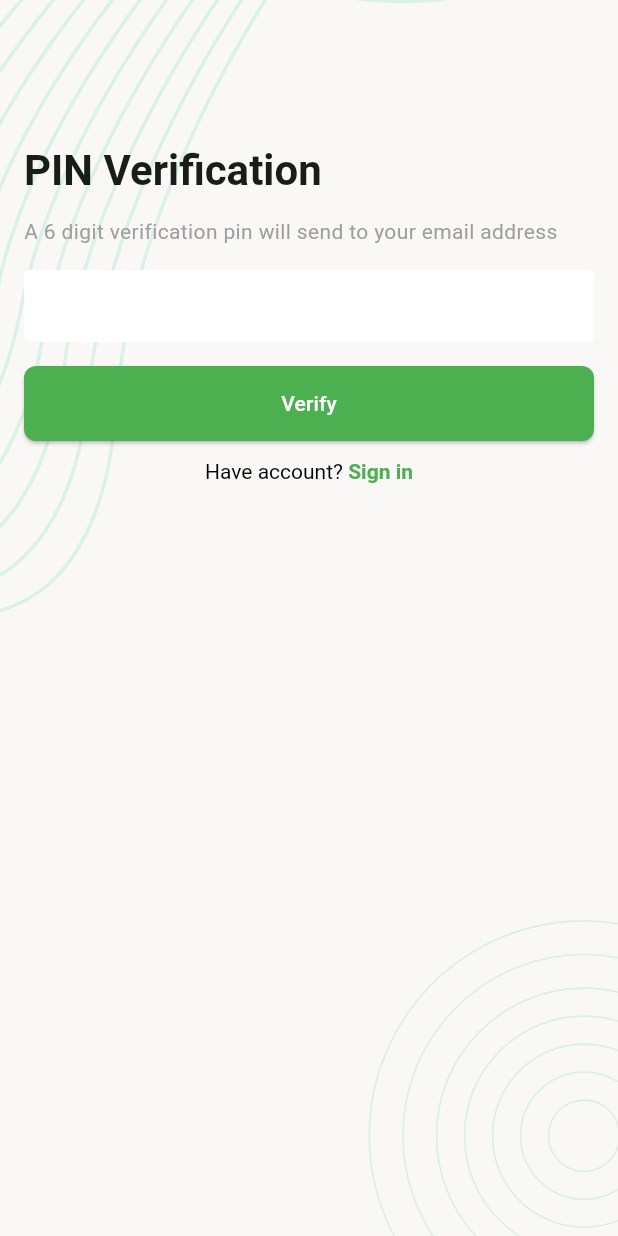
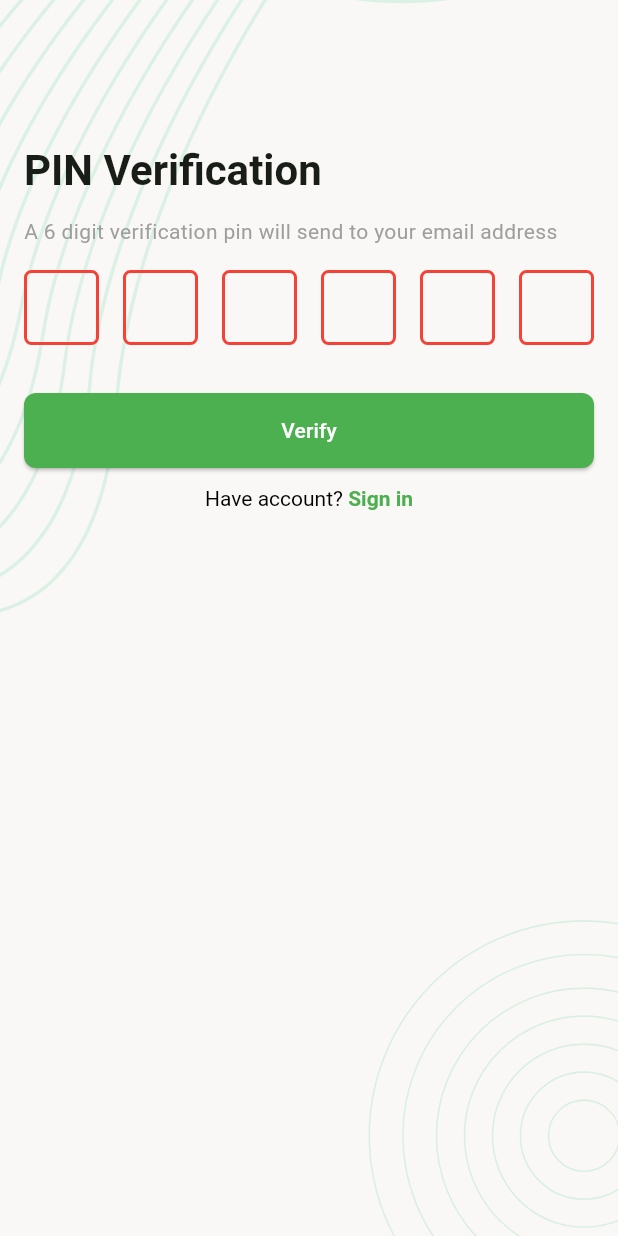
Before and after one commit to Shourav221/TaskManager3, a Flutter app: the PinVerificationScreen screen opened by its route, on a phone screen of 412 x 824 dp. Run offline on Flutter 3.47's test engine with Material 3 defaults, Android fonts, the phone set to English and light mode, and no system bars; drawn by our look-alikes of pin_code_fields; our stand-ins replace email_validator, flutter_svg.

Commit message:
add validator & pin verification package

```diff
--- a/lib/ui/screens/pin_verification_screen.dart
+++ b/lib/ui/screens/pin_verification_screen.dart
@@ -1,5 +1,6 @@
 import 'package:flutter/gestures.dart';
 import 'package:flutter/material.dart';
+import 'package:pin_code_fields/pin_code_fields.dart';
 import 'package:task_manager3/ui/screens/set_password_screen.dart';
 import 'package:task_manager3/ui/screens/sign_in_screen.dart';
 import 'package:task_manager3/ui/widgets/screen_background.dart';
@@ -39,7 +40,22 @@ class _PinVerificationScreenState extends State<PinVerificationScreen> {
                   style: TextStyle(color: Colors.grey),
                 ),
                 const SizedBox(height: 16),
-                TextFormField(controller: _pinTEController),
+                PinCodeTextField(
+                  length: 6,
+                  obscureText: false,
+                  animationType: AnimationType.fade,
+                  pinTheme: PinTheme(
+                    shape: PinCodeFieldShape.box,
+                    borderRadius: BorderRadius.circular(5),
+                    fieldHeight: 50,
+                    fieldWidth: 50,
+                    activeFillColor: Colors.white,
+                  ),
+                  animationDuration: Duration(milliseconds: 300),
+                  backgroundColor: Colors.transparent,
+                  controller: _pinTEController,
+                  appContext: context,
+                ),
                 const SizedBox(height: 16),
                 ElevatedButton(onPressed: _onTapVerify, child: Text('Verify')),
                 const SizedBox(height: 12),
@@ -71,16 +87,14 @@ class _PinVerificationScreenState extends State<PinVerificationScreen> {
   }
 
   void _onTapVerify() {
-    Navigator.pushReplacementNamed(
-      context,
-      SetPasswordScreen.name,
-    );
+    Navigator.pushReplacementNamed(context, SetPasswordScreen.name);
   }
 
   void _onTapSignIn() {
-    Navigator.pushReplacementNamed(
+    Navigator.pushNamedAndRemoveUntil(
       context,
       SignInScreen.name,
+      (predicate) => false,
     );
   }
 
--- a/lib/ui/screens/sign_in_screen.dart
+++ b/lib/ui/screens/sign_in_screen.dart
@@ -59,6 +59,8 @@ class _SignInScreenState extends State<SignInScreen> {
 
                     validator: (String? value) {
                       if (value?.isEmpty ?? true) {
+                        return 'Enter password';
+                      } else if ((value?.length ?? 0) < 8) {
                         return 'Enter a valid password';
                       }
                       return null;
--- a/lib/ui/screens/sign_up_screen.dart
+++ b/lib/ui/screens/sign_up_screen.dart
@@ -93,8 +93,10 @@ class _SignUpScreenState extends State<SignUpScreen> {
                   controller: _passwordTEController,
                   decoration: InputDecoration(hintText: 'Password'),
                   validator: (String? value) {
-                    if (value?.isEmpty == true) {
-                      return 'Enter your first name';
+                    if (value?.isEmpty ?? true) {
+                      return 'Enter password';
+                    } else if ((value?.length ?? 0) < 8) {
+                      return 'Enter a valid password';
                     }
                     return null;
                   },
--- a/pubspec.yaml
+++ b/pubspec.yaml
@@ -17,6 +17,7 @@ dependencies:
     sdk: flutter
   flutter_svg: ^2.2.1
   email_validator: ^3.0.0
+  pin_code_fields: ^8.0.1
 
 dev_dependencies:
   flutter_test:
```
Also changed, not shown: lib/ui/screens/set_password_screen.dart (+18 -2 lines), pubspec.lock.
